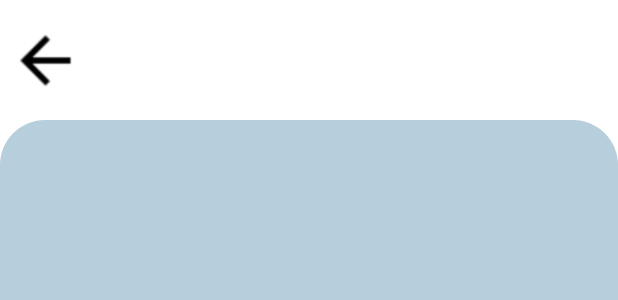
After one commit to AumSahayata/Electricity_Issue_report_App, an Android app: the layout activity_status.xml on its own in the app's theme, with its tools: preview values and no code run, on a phone screen of 412 x 824 dp. The commit adds this screen. Shown: the top 300 px of the screen. Run offline under Robolectric (Android 15) with nearby library versions, the phone set to English and light mode, and no system bars.

Commit message:
final commit

```diff
--- a/app/src/main/java/com/example/electricityissuereport/HomeActivity.kt
+++ b/app/src/main/java/com/example/electricityissuereport/HomeActivity.kt
@@ -33,5 +33,9 @@
             val profile_page = Intent(this,ProfileActivity::class.java)
             startActivity(profile_page)
         }
+        binding.track.setOnClickListener {
+            val status = Intent(this,StatusActivity::class.java)
+            startActivity(status)
+        }
     }
 }
--- /dev/null
+++ b/app/src/main/res/drawable/status_page_bg.xml
@@ -0,0 +1,6 @@
+<?xml version="1.0" encoding="utf-8"?>
+<shape xmlns:android="http://schemas.android.com/apk/res/android" android:shape="rectangle">
+    <solid android:color="#B7CFDC"/>
+    <corners android:topLeftRadius="30dp" android:topRightRadius="30dp"/>
+
+</shape>
--- a/app/src/main/res/layout/activity_home.xml
+++ b/app/src/main/res/layout/activity_home.xml
@@ -25,6 +25,7 @@
             />
 
         <Button
+            android:id="@+id/track"
             android:layout_width="180dp"
             android:layout_height="70dp"
             android:layout_marginTop="50dp"
--- /dev/null
+++ b/app/src/main/res/layout/activity_status.xml
@@ -0,0 +1,36 @@
+<?xml version="1.0" encoding="utf-8"?>
+<androidx.constraintlayout.widget.ConstraintLayout xmlns:android="http://schemas.android.com/apk/res/android"
+    xmlns:app="http://schemas.android.com/apk/res-auto"
+    xmlns:tools="http://schemas.android.com/tools"
+    android:layout_width="match_parent"
+    android:layout_height="match_parent"
+    android:background="@color/white"
+    tools:context=".StatusActivity">
+
+    <ImageButton
+        android:id="@+id/back"
+        android:layout_width="50dp"
+        android:layout_height="50dp"
+        android:layout_marginStart="5dp"
+        android:background="@null"
+        android:scaleType="fitXY"
+        android:src="@drawable/back_arrow"
+        app:layout_constraintBottom_toTopOf="@+id/status_view"
+        app:layout_constraintStart_toStartOf="parent"
+        app:layout_constraintTop_toTopOf="parent"
+        />
+
+    <LinearLayout
+        android:id="@+id/status_view"
+        android:layout_width="match_parent"
+        android:layout_height="match_parent"
+        android:layout_marginTop="80dp"
+        android:orientation="vertical"
+        android:background="@drawable/status_page_bg"
+        >
+
+
+
+    </LinearLayout>
+
+</androidx.constraintlayout.widget.ConstraintLayout>
```
Also changed, not shown: app/src/main/AndroidManifest.xml (+7 -4 lines), app/src/main/java/com/example/electricityissuereport/StatusActivity.kt (added, +21 -0 lines).
